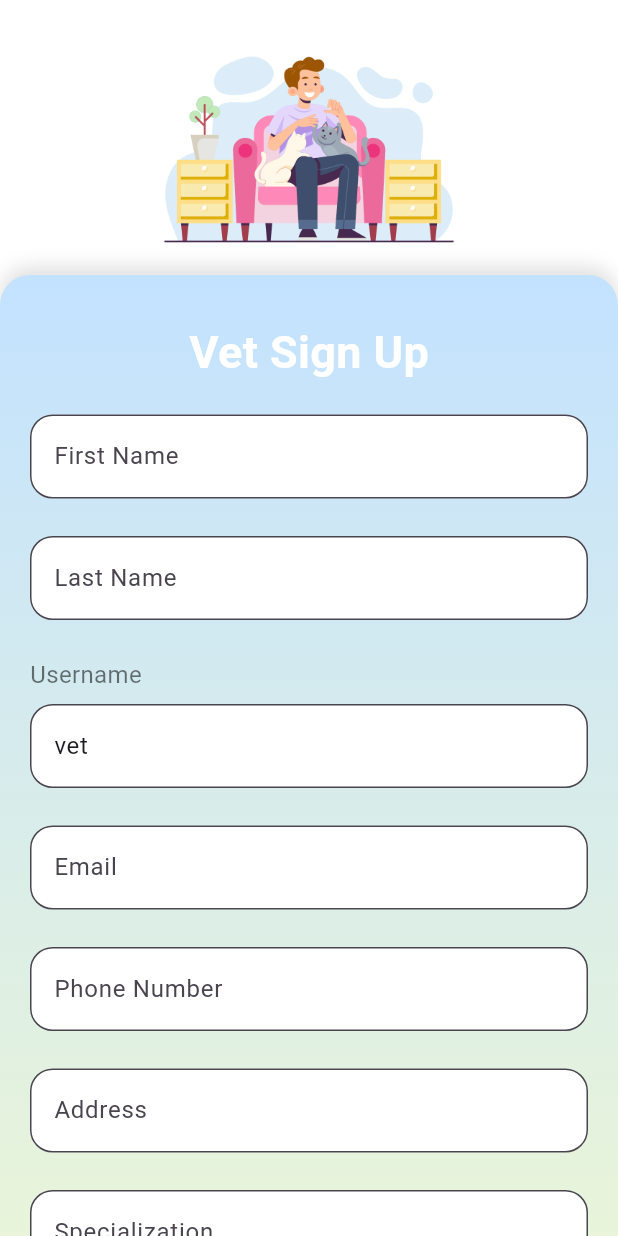
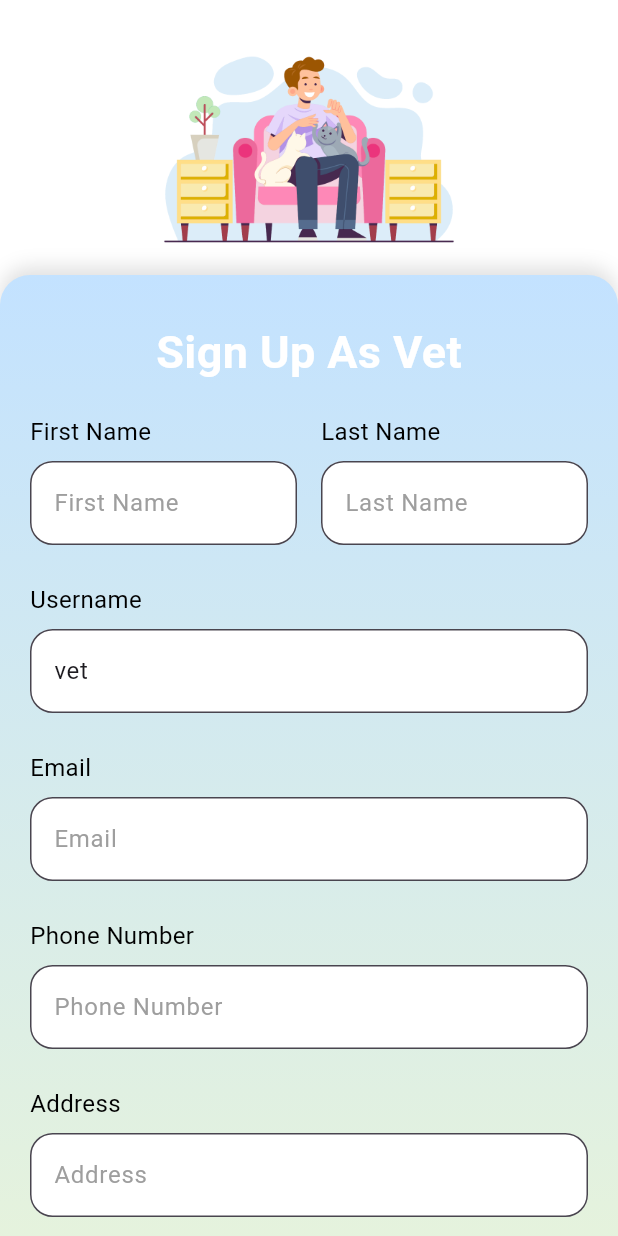
Before and after one commit to manard/PawPress, a Flutter app: the SignUpVet screen opened directly, on a phone screen of 412 x 824 dp. Run offline on Flutter 3.47's test engine with Material 3 defaults, Android fonts, the phone set to English and light mode, and no system bars; our stand-ins replace file_picker, image_picker.

Commit message:
UI changes
signup page ui modified

```diff
--- a/lib/screens/signupVet.dart
+++ b/lib/screens/signupVet.dart
@@ -76,7 +76,7 @@ class _SignUpVetState extends State<SignUpVet> {
             child: Text(
               'Username',
               style: TextStyle(
-                color: Colors.black54,
+                color: Colors.black,
                 fontSize: 16,
               ),
             ),
@@ -85,6 +85,7 @@ class _SignUpVetState extends State<SignUpVet> {
             controller: usernameController,
             decoration: InputDecoration(
               hintText: 'vetusername',
+              hintStyle: TextStyle(color: Colors.grey),
               filled: true,
               fillColor: Colors.white,
               border: OutlineInputBorder(
@@ -146,15 +147,31 @@ class _SignUpVetState extends State<SignUpVet> {
   }) {
     return Padding(
       padding: const EdgeInsets.only(bottom: 25),
-      child: TextField(
+      child: Column(
+        crossAxisAlignment: CrossAxisAlignment.start,
+        children: [
+          Padding(
+            padding: const EdgeInsets.only(bottom: 8.0),
+            child: Text(
+              hint,
+              style: const TextStyle(
+                color: Colors.black,
+                fontSize: 16,
+              ),
+            ),
+          ),
+          TextField(
             controller: controller,
             obscureText: obscure,
             decoration: InputDecoration(
               hintText: hint,
+              hintStyle: TextStyle(color: Colors.grey),
               filled: true,
               fillColor: Colors.white,
               border: OutlineInputBorder(borderRadius: BorderRadius.circular(15)),
             ),
+          ),
+        ],
       ),
     );
   }
@@ -196,7 +213,7 @@ class _SignUpVetState extends State<SignUpVet> {
                     children: [
                       const SizedBox(height: 10),
                       const Text(
-                        'Vet Sign Up',
+                        'Sign Up As Vet',
                         style: TextStyle(
                           fontSize: 30,
                           fontWeight: FontWeight.bold,
@@ -205,8 +222,78 @@ class _SignUpVetState extends State<SignUpVet> {
                       ),
                       const SizedBox(height: 20),
 
-                      buildTextField('First Name', firstNameController),
-                      buildTextField('Last Name', lastNameController),
+                      // First and Last Name in a Row
+                      Padding(
+                        padding: const EdgeInsets.only(bottom: 25),
+                        child: Row(
+                          children: [
+                            Expanded(
+                              child: Padding(
+                                padding: const EdgeInsets.only(right: 8.0),
+                                child: Column(
+                                  crossAxisAlignment: CrossAxisAlignment.start,
+                                  children: [
+                                    const Padding(
+                                      padding: EdgeInsets.only(bottom: 8.0),
+                                      child: Text(
+                                        'First Name',
+                                        style: TextStyle(
+                                          color: Colors.black, // Changed to black
+                                          fontSize: 16,
+                                        ),
+                                      ),
+                                    ),
+                                    TextField(
+                                      controller: firstNameController,
+                                      decoration: InputDecoration(
+                                        hintText: 'First Name',
+                                        hintStyle: TextStyle(color: Colors.grey), // Added gray hint
+                                        filled: true,
+                                        fillColor: Colors.white,
+                                        border: OutlineInputBorder(
+                                          borderRadius: BorderRadius.circular(15),
+                                        ),
+                                      ),
+                                    ),
+                                  ],
+                                ),
+                              ),
+                            ),
+                            Expanded(
+                              child: Padding(
+                                padding: const EdgeInsets.only(left: 8.0),
+                                child: Column(
+                                  crossAxisAlignment: CrossAxisAlignment.start,
+                                  children: [
+                                    const Padding(
+                                      padding: EdgeInsets.only(bottom: 8.0),
+                                      child: Text(
+                                        'Last Name',
+                                        style: TextStyle(
+                                          color: Colors.black, // Changed to black
+                                          fontSize: 16,
+                                        ),
+                                      ),
+                                    ),
+                                    TextField(
+                                      controller: lastNameController,
+                                      decoration: InputDecoration(
+                                        hintText: 'Last Name',
+                                        hintStyle: TextStyle(color: Colors.grey), // Added gray hint
+                                        filled: true,
+                                        fillColor: Colors.white,
+                                        border: OutlineInputBorder(
+                                          borderRadius: BorderRadius.circular(15),
+                                        ),
+                                      ),
+                                    ),
+                                  ],
+                                ),
+                              ),
+                            ),
+                          ],
+                        ),
+                      ),
 
                       // Use the custom username field
                       _buildUsernameField(),
```
Lines whose indentation alone changed are shown as unchanged.
